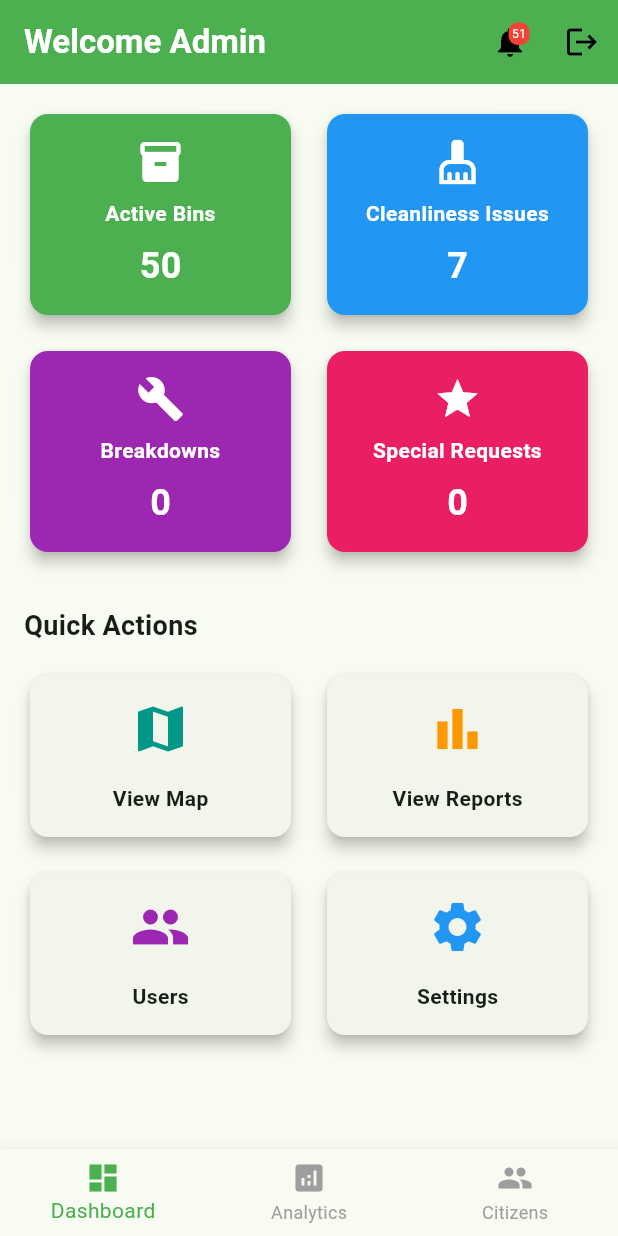
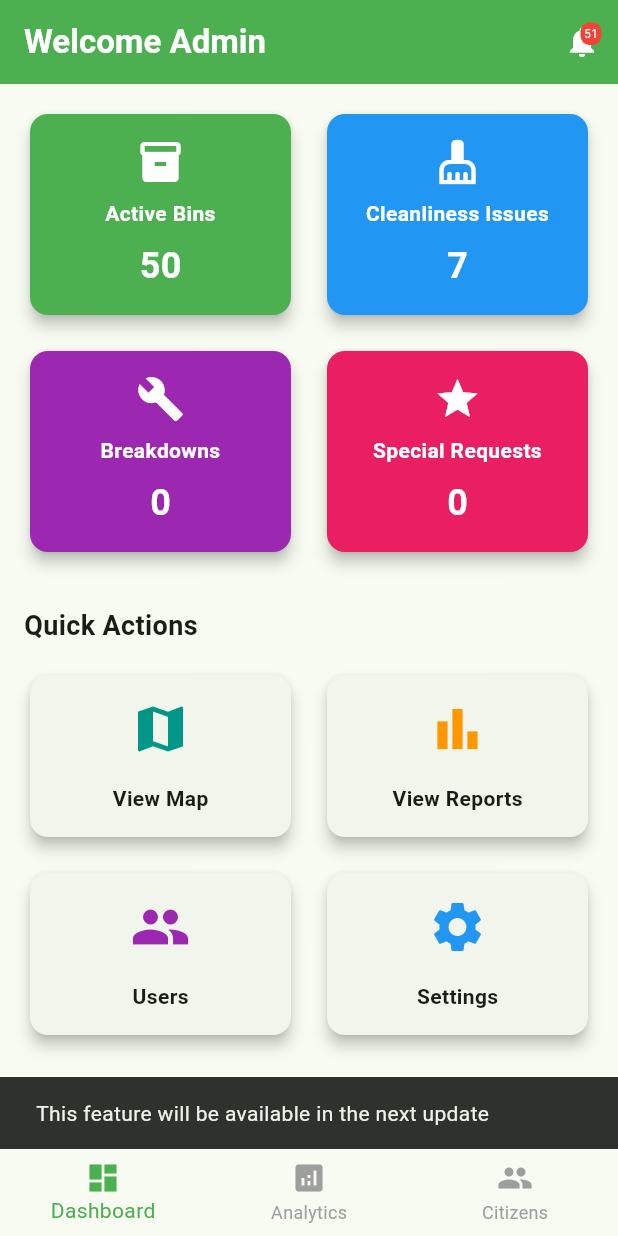
Before and after one commit to bhavye-thakkar/ssit-hacakthon, a Flutter app: the screen it shows after launch, after a tap on "Active Bins", after a tap on the "notifications" icon, on a phone screen of 412 x 824 dp. Run offline on Flutter 3.47's test engine with Material 3 defaults, Android fonts, the phone set to English and light mode, and no system bars; drawn by our look-alikes of flutter_animate; our stand-ins replace fl_chart, flutter_map, google_maps_flutter, latlong2.

Commit message:
final dart

```diff
--- a/flutter based/flutter_application_1/lib/screens/active_bins_screen.dart
+++ b/flutter based/flutter_application_1/lib/screens/active_bins_screen.dart
@@ -8,6 +8,7 @@ class ActiveBinsScreen extends StatelessWidget {
 
   @override
   Widget build(BuildContext context) {
+    debugPrint('ActiveBinsScreen: Building widget');
     return Scaffold(
       appBar: AppBar(
         title: const Text('Active Bins Monitoring'),
@@ -16,10 +17,13 @@ class ActiveBinsScreen extends StatelessWidget {
       body: Consumer<MockDataService>(
         builder: (context, mockDataService, child) {
           final bins = mockDataService.wasteBins;
+          debugPrint('ActiveBinsScreen: Total bins: ${bins.length}');
           final activeBins = bins.where((bin) =>
             bin.status != BinStatus.offline &&
             bin.status != BinStatus.maintenance
           ).toList();
+          debugPrint('ActiveBinsScreen: Active bins: ${activeBins.length}');
+          debugPrint('ActiveBinsScreen: Bin statuses: ${bins.map((b) => b.status.toString()).toList()}');
 
           return Column(
             children: [
@@ -54,8 +58,17 @@ class ActiveBinsScreen extends StatelessWidget {
                       unselectedLabelColor: Colors.grey,
                       indicatorColor: Color(0xFF4CAF50),
                     ),
-                    SizedBox(
-                      height: MediaQuery.of(context).size.height - 200,
+                    Builder(
+                      builder: (context) {
+                        final screenHeight = MediaQuery.of(context).size.height;
+                        final appBarHeight = Scaffold.of(context).appBarMaxHeight ?? kToolbarHeight;
+                        final tabBarHeight = kTextTabBarHeight;
+                        final summaryHeight = 80.0; // Approximate height of summary container
+                        final availableHeight = screenHeight - appBarHeight - tabBarHeight - summaryHeight - 100; // Extra padding
+                        debugPrint('ActiveBinsScreen: Screen height: $screenHeight');
+                        debugPrint('ActiveBinsScreen: Available height: $availableHeight');
+                        return SizedBox(
+                          height: availableHeight > 0 ? availableHeight : 300, // Minimum height fallback
                           child: TabBarView(
                             children: [
                               _buildBinsList(activeBins),
@@ -64,6 +77,8 @@ class ActiveBinsScreen extends StatelessWidget {
                               _buildBinsList(activeBins.where((b) => b.status == BinStatus.overflowing).toList()),
                             ],
                           ),
+                        );
+                      },
                     ),
                   ],
                 ),
@@ -95,7 +110,9 @@ class ActiveBinsScreen extends StatelessWidget {
   }
 
   Widget _buildBinsList(List<WasteBin> bins) {
+    debugPrint('ActiveBinsScreen: Building bins list with ${bins.length} bins');
     if (bins.isEmpty) {
+      debugPrint('ActiveBinsScreen: No bins in this category');
       return const Center(
         child: Text('No bins in this category'),
       );
--- a/flutter based/flutter_application_1/lib/screens/dashboard_screen.dart
+++ b/flutter based/flutter_application_1/lib/screens/dashboard_screen.dart
@@ -26,8 +26,12 @@ class AdminDashboardScreen extends StatelessWidget {
           Stack(
             children: [
               IconButton(
-                icon: const Icon(Icons.notifications, color: Colors.black),
-                onPressed: () {},
+                icon: const Icon(Icons.notifications, color: Colors.white),
+                onPressed: () {
+                  ScaffoldMessenger.of(context).showSnackBar(
+                    const SnackBar(content: Text('This feature will be available in the next update')),
+                  );
+                },
               ),
               Positioned(
                 right: 11,
@@ -53,10 +57,6 @@ class AdminDashboardScreen extends StatelessWidget {
                 ),
               )
             ],
-          ),
-          IconButton(
-            icon: const Icon(Icons.logout, color: Colors.black),
-            onPressed: () {},
           ),
         ],
       ),
```
Also changed, not shown: flutter based/flutter_application_1/lib/widgets/analytics_charts.dart (+78 -7 lines). Lines whose indentation alone changed are shown as unchanged.
